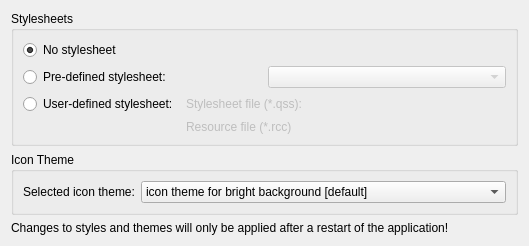
Before: the Qt Designer form Qitom/ui/widgetPropGeneralStyles.ui in itom-project/itom, drawn with Qt 5.
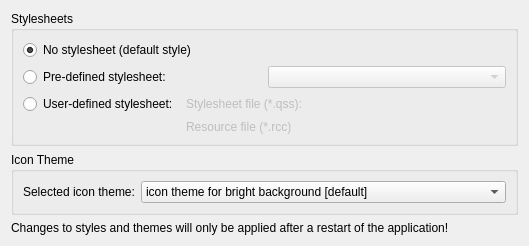
After: the same form once the commit is applied. Custom widgets are drawn as their Qt base class.

Commit message: AddInInterface version incremented to 4.1.0 (from 4.0.2) due to new property in ParamEditorWidget (popupSlider)

```diff
--- a/Qitom/ui/widgetPropGeneralStyles.ui
+++ b/Qitom/ui/widgetPropGeneralStyles.ui
@@ -23,7 +23,7 @@
       <item>
        <widget class="QRadioButton" name="radioNoStyle">
         <property name="text">
-         <string>No stylesheet</string>
+         <string>No stylesheet (default style)</string>
         </property>
         <property name="checked">
          <bool>true</bool>
```
The commit also changes 2 other files.
